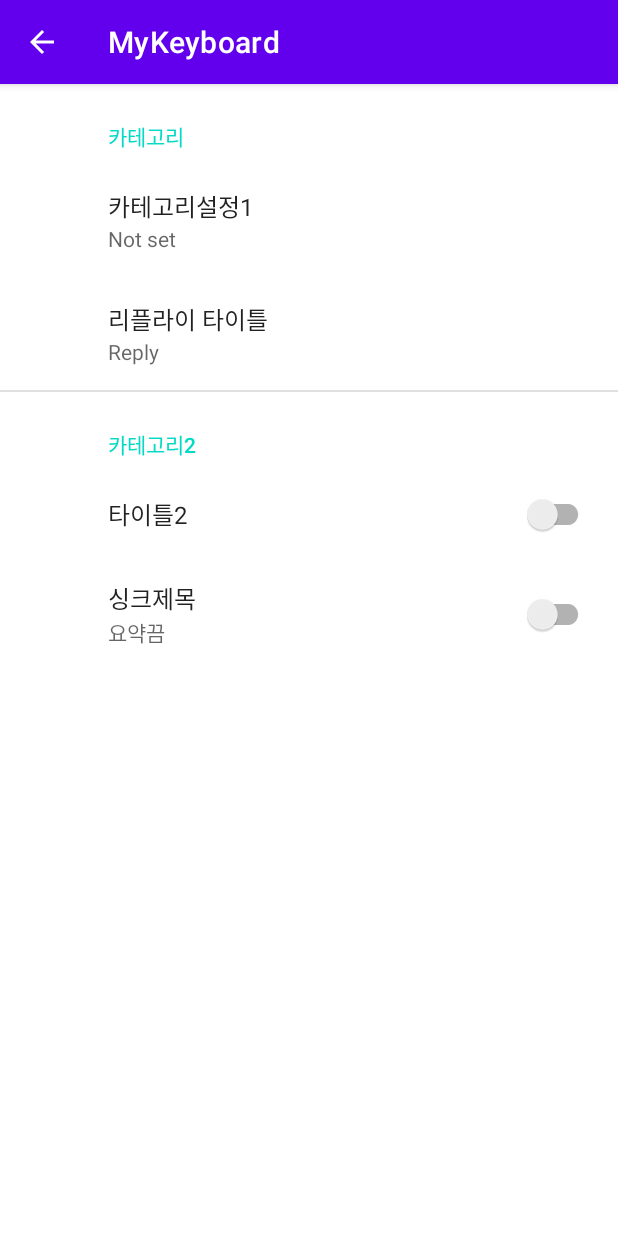
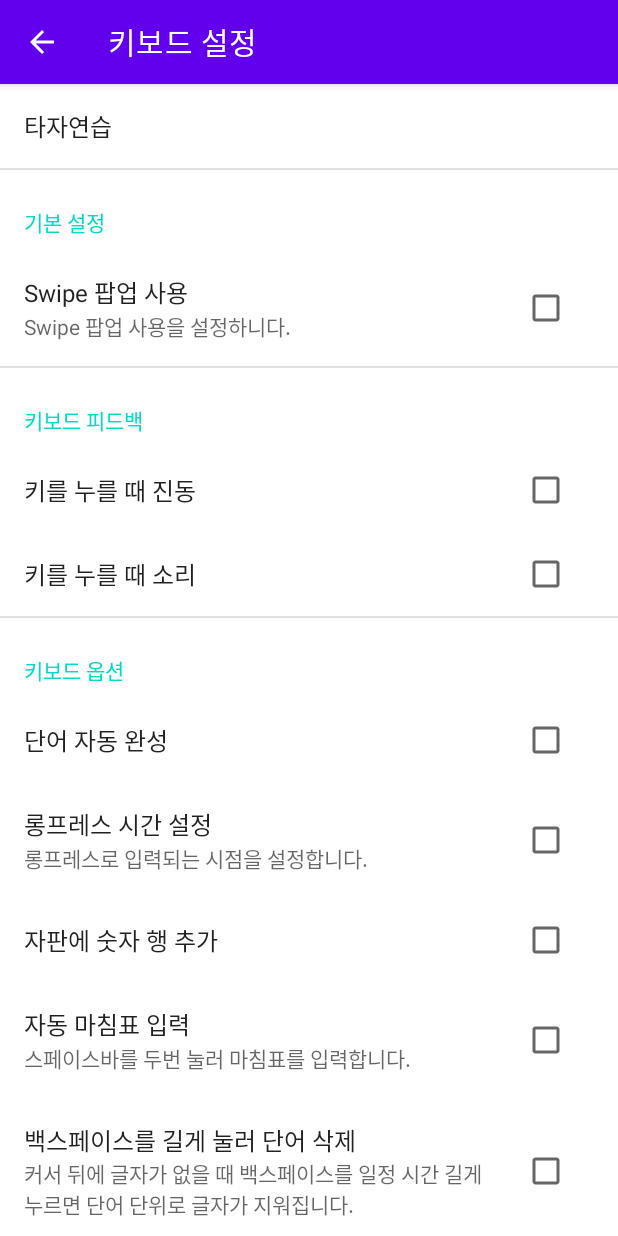
Before and after one commit to thebluewhale/android-projects, an Android app: the screen it shows after launch (SettingsMain), on a phone screen of 412 x 824 dp. Run offline under Robolectric (Android 15) with nearby library versions, the light colour scheme and no system bars; our stand-ins replace androidx.preference.

Commit message:
Preference page and DataBaseHelper are implemented

```diff
--- a/MyKeyboard/app/src/main/java/com/example/mykeyboard/CustomVariables.java
+++ b/MyKeyboard/app/src/main/java/com/example/mykeyboard/CustomVariables.java
@@ -1,5 +1,10 @@
 package com.example.mykeyboard;
 
 public class CustomVariables {
-    static final int ALPHABET_SIZE = 26;
+    int ALPHABET_SIZE = 26;
+    String BOOLEAN_SETTINGS_MENU_LIST[] = {
+            "settings_use_swipe_popup", "settings_use_vibration_feedback",
+            "settings_use_sound_feedback", "settings_use_auto_complete", "settings_longpress_time",
+            "settings_use_number_row", "settings_use_auto_period", "settings_use_backkey_longpress"
+    };
 }
--- /dev/null
+++ b/MyKeyboard/app/src/main/java/com/example/mykeyboard/DataBaseHelper.java
@@ -0,0 +1,69 @@
+package com.example.mykeyboard;
+
+import android.content.ContentValues;
+import android.content.Context;
+import android.database.Cursor;
+import android.database.sqlite.SQLiteDatabase;
+import android.database.sqlite.SQLiteOpenHelper;
+
+import androidx.annotation.Nullable;
+
+import java.util.HashMap;
+
+public class DataBaseHelper extends SQLiteOpenHelper {
+    public static final String DATABASE_NAME = "mykeyboard.db";
+    public static final String TABLE_NAME = "settings_table";
+    public static final String COL_VIBRATION_FEEDBACK = "settings_use_vibration_feedback";
+    public static final String COL_SOUND_FEEDBACK = "settings_use_sound_feedback";
+    public static final String COL_USE_SWIPE = "settings_use_swipe_popup";
+    public static final String COL_USE_AUTO_COMPLETE = "settings_use_auto_complete";
+    public static final String COL_USE_NUMBER_ROW = "settings_use_number_row";
+    public static final String COL_USE_AUTO_PERIOD = "settings_use_auto_period";
+    public static final String COL_USE_BACKKEY_LONGPRESS = "settings_use_backkey_longpress";
+    private CustomVariables mCustomVariables = new CustomVariables();
+
+    public DataBaseHelper(@Nullable Context context) {
+        super(context, DATABASE_NAME, null, 1);
+    }
+
+    @Override
+    public void onCreate(SQLiteDatabase db) {
+        String query = "CREATE TABLE IF NOT EXISTS " + TABLE_NAME + "(";
+        for (String menu : mCustomVariables.BOOLEAN_SETTINGS_MENU_LIST) {
+            query = query + menu + " INTEGER DEFAULT 0,";
+        }
+        query = query.substring(0, query.length() - 1) + ")";
+        db.execSQL(query);
+    }
+
+    @Override
+    public void onUpgrade(SQLiteDatabase db, int oldVersion, int newVersion) {
+        db.execSQL("DROP TABLE IF EXISTS " + TABLE_NAME);
+        onCreate(db);
+    }
+
+    public void deleteAll() {
+        SQLiteDatabase db = this.getWritableDatabase();
+        db.execSQL("DELETE FROM " + TABLE_NAME);
+    }
+
+    public boolean insertBoolean(HashMap<String, Integer> map) {
+        SQLiteDatabase db = this.getWritableDatabase();
+        ContentValues contentValues = new ContentValues();
+        for (String menu : mCustomVariables.BOOLEAN_SETTINGS_MENU_LIST) {
+            int value = map.get(menu);
+            contentValues.put(menu, value);
+        }
+        long result = db.insert(TABLE_NAME, null, contentValues);
+        if (result == -1) {
+            return false;
+        }
+        return true;
+    }
+
+    public Cursor getAllData() {
+        SQLiteDatabase db = this.getWritableDatabase();
+        Cursor res = db.rawQuery("SELECT * FROM " + TABLE_NAME, null);
+        return res;
+    }
+}
--- a/MyKeyboard/app/src/main/java/com/example/mykeyboard/MyKeyboardService.java
+++ b/MyKeyboard/app/src/main/java/com/example/mykeyboard/MyKeyboardService.java
@@ -2,7 +2,9 @@ package com.example.mykeyboard;
 
 import android.content.ComponentName;
 import android.content.Intent;
+import android.database.Cursor;
 import android.inputmethodservice.InputMethodService;
+import android.provider.ContactsContract;
 import android.view.GestureDetector;
 import android.view.KeyEvent;
 import android.view.LayoutInflater;
@@ -26,6 +28,7 @@ public class MyKeyboardService extends InputMethodService {
 //    private Trie mTrie = null;
 //    private StringBuilder mInputWord = new StringBuilder();
     private VelocityTracker mVelocityTracker = null;
+    private DataBaseHelper mDataBaseHelper;
 
     @Override
     public View onCreateInputView() {
@@ -34,6 +37,17 @@ public class MyKeyboardService extends InputMethodService {
         mKeyboard = Keyboard.cheatakey(this);
         mInputView.addView(mKeyboard.inflateKeyboardView(LayoutInflater.from(this), mInputView));
         mInputView.addView(mKeyboard.inflateGestureGuideView(LayoutInflater.from(this), mInputView));
+        mDataBaseHelper = new DataBaseHelper(this);
+        Cursor datas = mDataBaseHelper.getAllData();
+        if (datas.getCount() != 0) {
+            while (datas.moveToNext()) {
+                for (int i = 0; i < datas.getColumnCount(); i++) {
+                    String name = datas.getColumnName(i);
+                    int n = datas.getInt(i);
+                    System.out.println(name + " : " + n);
+                }
+            }
+        }
         return mInputView;
     }
 
@@ -52,7 +66,6 @@ public class MyKeyboardService extends InputMethodService {
     }
 
     void handleTouchDown(String data) {
-        System.out.println("MYLOG | " + data + " : " + data.length());
         if (data.length() == 0) return;
 
         if ("LAUNCH_SETTINGS".equals(data)) {
--- a/MyKeyboard/app/src/main/java/com/example/mykeyboard/SettingsMain.java
+++ b/MyKeyboard/app/src/main/java/com/example/mykeyboard/SettingsMain.java
@@ -1,6 +1,7 @@
 package com.example.mykeyboard;
 
 import android.content.Intent;
+import android.content.SharedPreferences;
 import android.os.Bundle;
 import android.view.inputmethod.InputMethodInfo;
 import android.view.inputmethod.InputMethodManager;
@@ -9,11 +10,17 @@ import android.widget.Toast;
 
 import androidx.appcompat.app.ActionBar;
 import androidx.appcompat.app.AppCompatActivity;
+import androidx.preference.Preference;
 import androidx.preference.PreferenceFragmentCompat;
+import androidx.preference.PreferenceManager;
 
+import java.util.HashMap;
 import java.util.List;
 
 public class SettingsMain extends AppCompatActivity {
+    private DataBaseHelper mDataBaseHelper;
+    private SharedPreferences mSharedPreferences;
+    private CustomVariables mCustomVariables;
 
     @Override
     protected void onCreate(Bundle savedInstanceState) {
@@ -27,27 +34,55 @@ public class SettingsMain extends AppCompatActivity {
         }
         ActionBar actionBar = getSupportActionBar();
         if (actionBar != null) {
+            actionBar.setTitle("키보드 설정");
             actionBar.setDisplayHomeAsUpEnabled(true);
         }
 
-        startActivity(new Intent("android.settings.INPUT_METHOD_SETTINGS"));
-        InputMethodManager imm = (InputMethodManager) getApplicationContext().getSystemService(INPUT_METHOD_SERVICE);
+        mCustomVariables = new CustomVariables();
+        mDataBaseHelper = new DataBaseHelper(this);
+        mDataBaseHelper.deleteAll();
+
+//        startActivity(new Intent("android.settings.INPUT_METHOD_SETTINGS"));
+//        InputMethodManager imm = (InputMethodManager) getApplicationContext().getSystemService(INPUT_METHOD_SERVICE);
 //        imm.showInputMethodPicker();
-        List<InputMethodInfo> list = imm.getEnabledInputMethodList();
-        // check if our keyboard is enabled as input method
-        for (InputMethodInfo inputMethod : list) {
-            String packageName = inputMethod.getPackageName();
-            System.out.println("MYLOG | " + packageName);
-            if (packageName.equals("com.example.mykeyboard")) {
-                Toast.makeText(getApplicationContext(),"Your Keyboard Enable",Toast.LENGTH_SHORT).show();
-            }
+//        List<InputMethodInfo> list = imm.getEnabledInputMethodList();
+//        // check if our keyboard is enabled as input method
+//        for (InputMethodInfo inputMethod : list) {
+//            String packageName = inputMethod.getPackageName();
+//            System.out.println("MYLOG | " + packageName);
+//            if (packageName.equals("com.example.mykeyboard")) {
+//                Toast.makeText(getApplicationContext(),"Your Keyboard Enable",Toast.LENGTH_SHORT).show();
+//            }
+//        }
+    }
+
+    @Override
+    protected void onStop() {
+        super.onStop();
+        mSharedPreferences = PreferenceManager.getDefaultSharedPreferences(this);
+        HashMap<String, Integer> settings = new HashMap<>();
+        for (String menu : mCustomVariables.BOOLEAN_SETTINGS_MENU_LIST) {
+            boolean value = mSharedPreferences.getBoolean(menu, false);
+            settings.put(menu, value ? 1 : 0);
         }
+        mDataBaseHelper.insertBoolean(settings);
+
     }
 
     public static class SettingsFragment extends PreferenceFragmentCompat {
         @Override
         public void onCreatePreferences(Bundle savedInstanceState, String rootKey) {
-            setPreferencesFromResource(R.xml.settings_preference, rootKey);
+            setPreferencesFromResource(R.xml.root_preferences, rootKey);
+        }
+
+        @Override
+        public boolean onPreferenceTreeClick(Preference preference) {
+            String key = preference.getKey();
+            if (key.equals("practice")) {
+                return true;
+            } else {
+                return false;
+            }
         }
     }
 }
--- a/MyKeyboard/app/src/main/res/values/arrays.xml
+++ b/MyKeyboard/app/src/main/res/values/arrays.xml
@@ -10,4 +10,11 @@
         <item>reply</item>
         <item>reply_all</item>
     </string-array>
+
+    <string-array name="longpress_time">
+        <item>0.5초</item>
+        <item>0.7초</item>
+        <item>1.0초</item>
+        <item>1.5초초</item>
+    </string-array>
 </resources>
--- /dev/null
+++ b/MyKeyboard/app/src/main/res/xml/root_preferences.xml
@@ -0,0 +1,88 @@
+<?xml version="1.0" encoding="utf-8"?>
+<PreferenceScreen xmlns:app="http://schemas.android.com/apk/res-auto">
+
+    <Preference
+        app:title="타자연습"
+        app:key="practice"
+        app:iconSpaceReserved="false" />
+
+    <PreferenceCategory
+        app:title="기본 설정"
+        app:iconSpaceReserved="false">
+
+        <CheckBoxPreference
+            app:key="settings_use_swipe_popup"
+            app:title="Swipe 팝업 사용"
+            app:summary="Swipe 팝업 사용을 설정하니다."
+            app:iconSpaceReserved="false" />
+
+    </PreferenceCategory>
+
+    <PreferenceCategory
+        app:title="키보드 피드백"
+        app:iconSpaceReserved="false">
+
+        <CheckBoxPreference
+            app:key="settings_use_vibration_feedback"
+            app:title="키를 누를 때 진동"
+            app:iconSpaceReserved="false" />
+
+        <CheckBoxPreference
+            app:key="settings_use_sound_feedback"
+            app:title="키를 누를 때 소리"
+            app:iconSpaceReserved="false" />
+
+    </PreferenceCategory>
+
+    <PreferenceCategory
+        app:title="키보드 옵션"
+        app:iconSpaceReserved="false">
+
+        <CheckBoxPreference
+            app:key="settings_use_auto_complete"
+            app:title="단어 자동 완성"
+            app:iconSpaceReserved="false" />
+
+        <CheckBoxPreference
+            app:key="settings_longpress_time"
+            app:title="롱프레스 시간 설정"
+            app:summary="롱프레스로 입력되는 시점을 설정합니다."
+            app:entryValues="@array/longpress_time"
+            app:entries="@array/longpress_time"
+            app:iconSpaceReserved="false" />
+
+        <CheckBoxPreference
+            app:key="settings_use_number_row"
+            app:title="자판에 숫자 행 추가"
+            app:iconSpaceReserved="false" />
+
+        <CheckBoxPreference
+            app:key="settings_use_auto_period"
+            app:title="자동 마침표 입력"
+            app:summary="스페이스바를 두번 눌러 마침표를 입력합니다."
+            app:iconSpaceReserved="false" />
+
+        <CheckBoxPreference
+            app:key="settings_use_backkey_longpress"
+            app:title="백스페이스를 길게 눌러 단어 삭제"
+            app:summary="커서 뒤에 글자가 없을 때 백스페이스를 일정 시간 길게 누르면 단어 단위로 글자가 지워집니다."
+            app:iconSpaceReserved="false" />
+
+    </PreferenceCategory>
+
+    <PreferenceCategory
+        app:title="About"
+        app:iconSpaceReserved="false">
+
+        <Preference
+            app:title="도움말"
+            app:iconSpaceReserved="false" />
+
+        <Preference
+            app:title="버전"
+            app:summary="0.0.1"
+            app:iconSpaceReserved="false" />
+
+    </PreferenceCategory>
+
+</PreferenceScreen>
--- a/MyKeyboard/app/src/main/res/xml/settings_preference.xml
+++ /dev/null
@@ -1,35 +0,0 @@
-<PreferenceScreen xmlns:app="http://schemas.android.com/apk/res-auto">
-
-    <PreferenceCategory app:title="카테고리">
-
-        <EditTextPreference
-            app:key="signature"
-            app:title="카테고리설정1"
-            app:useSimpleSummaryProvider="true" />
-
-        <ListPreference
-            app:defaultValue="reply"
-            app:entries="@array/reply_entries"
-            app:entryValues="@array/reply_values"
-            app:key="reply"
-            app:title="리플라이 타이틀"
-            app:useSimpleSummaryProvider="true" />
-
-    </PreferenceCategory>
-
-    <PreferenceCategory app:title="카테고리2">
-
-        <SwitchPreferenceCompat
-            app:key="sync"
-            app:title="타이틀2" />
-
-        <SwitchPreferenceCompat
-            app:dependency="sync"
-            app:key="attachment"
-            app:summaryOff="요약끔"
-            app:summaryOn="요약켬"
-            app:title="싱크제목" />
-
-    </PreferenceCategory>
-
-</PreferenceScreen>
```
